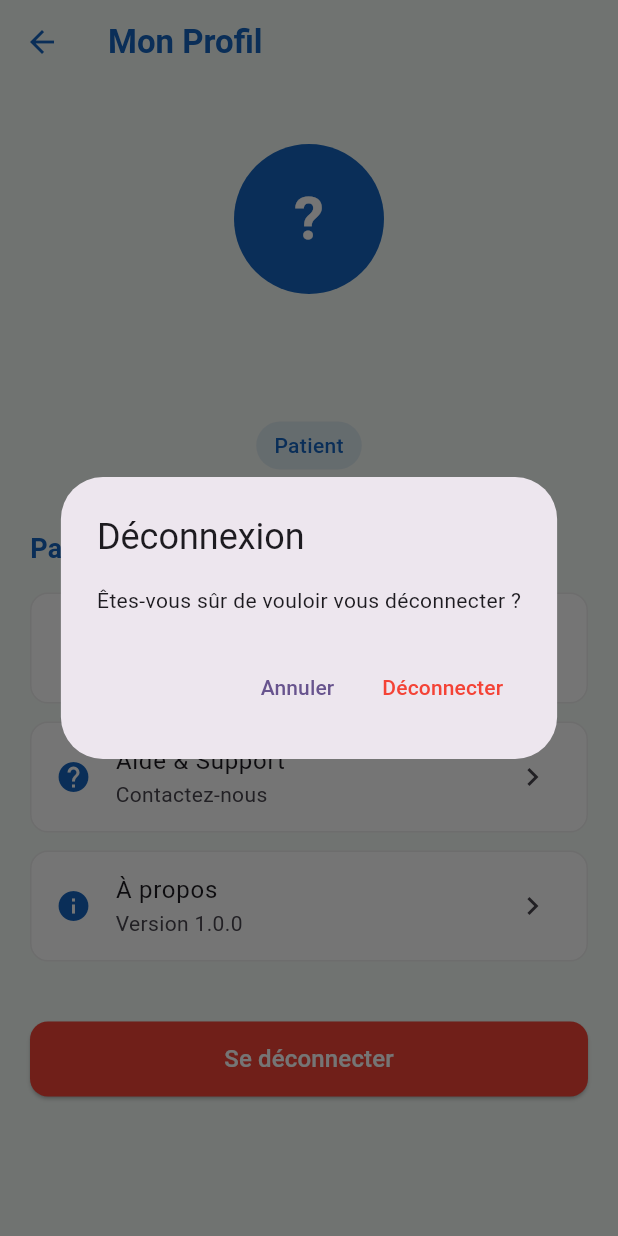
After one commit to ElvisCharo/projet-allo-secours2, a Flutter app: the Profile screen opened directly, after a tap on "Se déconnecter", on a phone screen of 412 x 824 dp. The commit adds this screen. Run offline on Flutter 3.47's test engine with Material 3 defaults, Android fonts, the phone set to English and light mode, and no system bars; our stand-ins replace cloud_firestore, firebase_auth, firebase_core, firebase_messaging; accounts and stored records are empty.

Commit message:
Ajout de nouvelles modifications

```diff
--- /dev/null
+++ b/lib/profile.dart
@@ -0,0 +1,381 @@
+import 'package:allo_secours/loginpage.dart';
+import 'package:cloud_firestore/cloud_firestore.dart';
+import 'package:firebase_auth/firebase_auth.dart';
+import 'package:flutter/material.dart';
+
+class Profile extends StatefulWidget {
+  const Profile({super.key});
+
+  @override
+  State<Profile> createState() => _ProfileState();
+}
+
+class _ProfileState extends State<Profile> {
+  bool isLoading = false;
+  Map<String, dynamic>? userData;
+
+  @override
+  void initState() {
+    super.initState();
+    loadUserData();
+  }
+
+  Future<void> loadUserData() async {
+    setState(() => isLoading = true);
+
+    try {
+      User? user = FirebaseAuth.instance.currentUser;
+      if (user != null) {
+        DocumentSnapshot userDoc = await FirebaseFirestore.instance
+            .collection('users')
+            .doc(user.uid)
+            .get();
+
+        if (userDoc.exists) {
+          setState(() => userData = userDoc.data() as Map<String, dynamic>);
+        }
+      }
+    } catch (e) {
+      ScaffoldMessenger.of(
+        context,
+      ).showSnackBar(SnackBar(content: Text("Erreur: $e")));
+    }
+
+    setState(() => isLoading = false);
+  }
+
+  Future<void> logout() async {
+    try {
+      await FirebaseAuth.instance.signOut();
+      Navigator.pushReplacement(
+        context,
+        MaterialPageRoute(builder: (_) => const Loginpage()),
+      );
+    } catch (e) {
+      ScaffoldMessenger.of(
+        context,
+      ).showSnackBar(SnackBar(content: Text("Erreur: $e")));
+    }
+  }
+
+  @override
+  Widget build(BuildContext context) {
+    const blue = Color(0xFF1565C0);
+
+    return Scaffold(
+      backgroundColor: const Color(0xFFF4FAF6),
+      appBar: AppBar(
+        backgroundColor: Colors.transparent,
+        elevation: 0,
+        leading: IconButton(
+          icon: const Icon(Icons.arrow_back, color: Color(0xFF1565C0)),
+          onPressed: () {
+            Navigator.of(context).pop();
+          },
+        ),
+        title: const Text(
+          "Mon Profil",
+          style: TextStyle(
+            color: Color(0xFF1565C0),
+            fontWeight: FontWeight.bold,
+          ),
+        ),
+      ),
+      body: isLoading
+          ? const Center(child: CircularProgressIndicator())
+          : SafeArea(
+              child: ListView(
+                padding: const EdgeInsets.all(20),
+                children: [
+                  const SizedBox(height: 20),
+
+                  // HEADER AVEC AVATAR
+                  Center(
+                    child: Column(
+                      children: [
+                        Container(
+                          width: 100,
+                          height: 100,
+                          decoration: BoxDecoration(
+                            color: blue,
+                            shape: BoxShape.circle,
+                          ),
+                          child: Center(
+                            child: Text(
+                              userData?['name']?.toString().isNotEmpty == true
+                                  ? userData!['name'][0].toUpperCase()
+                                  : '?',
+                              style: const TextStyle(
+                                color: Colors.white,
+                                fontSize: 40,
+                                fontWeight: FontWeight.bold,
+                              ),
+                            ),
+                          ),
+                        ),
+                        const SizedBox(height: 16),
+                        Text(
+                          userData?['name']?.toString() ?? 'Utilisateur',
+                          style: const TextStyle(
+                            fontSize: 24,
+                            fontWeight: FontWeight.bold,
+                          ),
+                        ),
+                        const SizedBox(height: 4),
+                        Text(
+                          userData?['email']?.toString() ?? '',
+                          style: TextStyle(
+                            color: Colors.grey[600],
+                            fontSize: 16,
+                          ),
+                        ),
+                        const SizedBox(height: 8),
+                        Container(
+                          padding: const EdgeInsets.symmetric(
+                            horizontal: 12,
+                            vertical: 6,
+                          ),
+                          decoration: BoxDecoration(
+                            color: blue.withOpacity(0.1),
+                            borderRadius: BorderRadius.circular(20),
+                          ),
+                          child: Text(
+                            userData?['role'] == 'specialiste'
+                                ? 'Spécialiste'
+                                : 'Patient',
+                            style: TextStyle(
+                              color: blue,
+                              fontWeight: FontWeight.w500,
+                            ),
+                          ),
+                        ),
+                      ],
+                    ),
+                  ),
+
+                  const SizedBox(height: 40),
+
+                  // INFOS SUPPLEMENTAIRES SI SPECIALISTE
+                  if (userData?['role'] == 'specialiste') ...[
+                    const Text(
+                      "Informations professionnelles",
+                      style: TextStyle(
+                        fontSize: 18,
+                        fontWeight: FontWeight.bold,
+                        color: Color(0xFF1565C0),
+                      ),
+                    ),
+                    const SizedBox(height: 16),
+                    Container(
+                      padding: const EdgeInsets.all(16),
+                      decoration: BoxDecoration(
+                        color: Colors.white,
+                        borderRadius: BorderRadius.circular(12),
+                        border: Border.all(color: Colors.grey.shade200),
+                      ),
+                      child: Column(
+                        crossAxisAlignment: CrossAxisAlignment.start,
+                        children: [
+                          if (userData?['specialite'] != null) ...[
+                            Row(
+                              children: [
+                                const Icon(
+                                  Icons.medical_services,
+                                  color: Color(0xFF1565C0),
+                                ),
+                                const SizedBox(width: 12),
+                                Expanded(
+                                  child: Text(
+                                    "Spécialité: ${userData!['specialite']}",
+                                    style: const TextStyle(fontSize: 16),
+                                  ),
+                                ),
+                              ],
+                            ),
+                            const SizedBox(height: 12),
+                          ],
+                          if (userData?['hopital'] != null) ...[
+                            Row(
+                              children: [
+                                const Icon(
+                                  Icons.local_hospital,
+                                  color: Color(0xFF1565C0),
+                                ),
+                                const SizedBox(width: 12),
+                                Expanded(
+                                  child: Text(
+                                    "Hôpital: ${userData!['hopital']}",
+                                    style: const TextStyle(fontSize: 16),
+                                  ),
+                                ),
+                              ],
+                            ),
+                          ],
+                        ],
+                      ),
+                    ),
+                    const SizedBox(height: 30),
+                  ],
+
+                  // OPTIONS
+                  const Text(
+                    "Paramètres",
+                    style: TextStyle(
+                      fontSize: 18,
+                      fontWeight: FontWeight.bold,
+                      color: Color(0xFF1565C0),
+                    ),
+                  ),
+                  const SizedBox(height: 16),
+
+                  // NOTIFICATIONS
+                  Container(
+                    decoration: BoxDecoration(
+                      color: Colors.white,
+                      borderRadius: BorderRadius.circular(12),
+                      border: Border.all(color: Colors.grey.shade200),
+                    ),
+                    child: ListTile(
+                      leading: const Icon(
+                        Icons.notifications,
+                        color: Color(0xFF1565C0),
+                      ),
+                      title: const Text("Notifications"),
+                      subtitle: const Text("Gérer les notifications"),
+                      trailing: Switch(
+                        value: true,
+                        onChanged: (value) {},
+                        activeColor: blue,
+                      ),
+                      onTap: () {},
+                    ),
+                  ),
+
+                  const SizedBox(height: 12),
+
+                  // AIDE
+                  Container(
+                    decoration: BoxDecoration(
+                      color: Colors.white,
+                      borderRadius: BorderRadius.circular(12),
+                      border: Border.all(color: Colors.grey.shade200),
+                    ),
+                    child: ListTile(
+                      leading: const Icon(Icons.help, color: Color(0xFF1565C0)),
+                      title: const Text("Aide & Support"),
+                      subtitle: const Text("Contactez-nous"),
+                      trailing: const Icon(Icons.chevron_right),
+                      onTap: () {
+                        showDialog(
+                          context: context,
+                          builder: (ctx) => AlertDialog(
+                            title: const Text("Support"),
+                            content: const Column(
+                              mainAxisSize: MainAxisSize.min,
+                              crossAxisAlignment: CrossAxisAlignment.start,
+                              children: [
+                                Text("Email: support@allosecours.com"),
+                                SizedBox(height: 8),
+                                Text("Téléphone: +225 XX XX XX XX XX"),
+                              ],
+                            ),
+                            actions: [
+                              TextButton(
+                                onPressed: () => Navigator.pop(ctx),
+                                child: const Text("Fermer"),
+                              ),
+                            ],
+                          ),
+                        );
+                      },
+                    ),
+                  ),
+
+                  const SizedBox(height: 12),
+
+                  // A PROPOS
+                  Container(
+                    decoration: BoxDecoration(
+                      color: Colors.white,
+                      borderRadius: BorderRadius.circular(12),
+                      border: Border.all(color: Colors.grey.shade200),
+                    ),
+                    child: ListTile(
+                      leading: const Icon(Icons.info, color: Color(0xFF1565C0)),
+                      title: const Text("À propos"),
+                      subtitle: const Text("Version 1.0.0"),
+                      trailing: const Icon(Icons.chevron_right),
+                      onTap: () {
+                        showAboutDialog(
+                          context: context,
+                          applicationName: 'Allô Secours',
+                          applicationVersion: '1.0.0',
+                          applicationIcon: const Icon(
+                            Icons.local_hospital,
+                            color: Color(0xFF1565C0),
+                            size: 48,
+                          ),
+                          children: const [
+                            Text(
+                              'Application de géolocalisation des services de santé.\n\nTrouvez rapidement les hôpitaux, pharmacies et services d\'urgence près de vous.',
+                            ),
+                          ],
+                        );
+                      },
+                    ),
+                  ),
+
+                  const SizedBox(height: 40),
+
+                  // BOUTON DECONNEXION
+                  SizedBox(
+                    width: double.infinity,
+                    height: 50,
+                    child: ElevatedButton(
+                      style: ElevatedButton.styleFrom(
+                        backgroundColor: Colors.red,
+                        shape: RoundedRectangleBorder(
+                          borderRadius: BorderRadius.circular(12),
+                        ),
+                      ),
+                      onPressed: () {
+                        showDialog(
+                          context: context,
+                          builder: (ctx) => AlertDialog(
+                            title: const Text("Déconnexion"),
+                            content: const Text(
+                              "Êtes-vous sûr de vouloir vous déconnecter ?",
+                            ),
+                            actions: [
+                              TextButton(
+                                onPressed: () => Navigator.pop(ctx),
+                                child: const Text("Annuler"),
+                              ),
+                              TextButton(
+                                onPressed: () {
+                                  Navigator.pop(ctx);
+                                  logout();
+                                },
+                                child: const Text(
+                                  "Déconnecter",
+                                  style: TextStyle(color: Colors.red),
+                                ),
+                              ),
+                            ],
+                          ),
+                        );
+                      },
+                      child: const Text(
+                        "Se déconnecter",
+                        style: TextStyle(color: Colors.white, fontSize: 16),
+                      ),
+                    ),
+                  ),
+
+                  const SizedBox(height: 20),
+                ],
+              ),
+            ),
+    );
+  }
+}
--- a/pubspec.yaml
+++ b/pubspec.yaml
@@ -38,6 +38,7 @@ dependencies:
   firebase_auth: ^6.4.0
   firebase_messaging: ^16.2.0
   cloud_firestore: ^6.3.0
+  url_launcher: ^6.2.6
 
 dev_dependencies:
   flutter_test:
```
Also changed, not shown: lib/listhospital.dart (+18 -4 lines), lib/listpharmacie.dart (+18 -4 lines), lib/patient.dart (+11 -1 lines), pubspec.lock, 5 other files.
